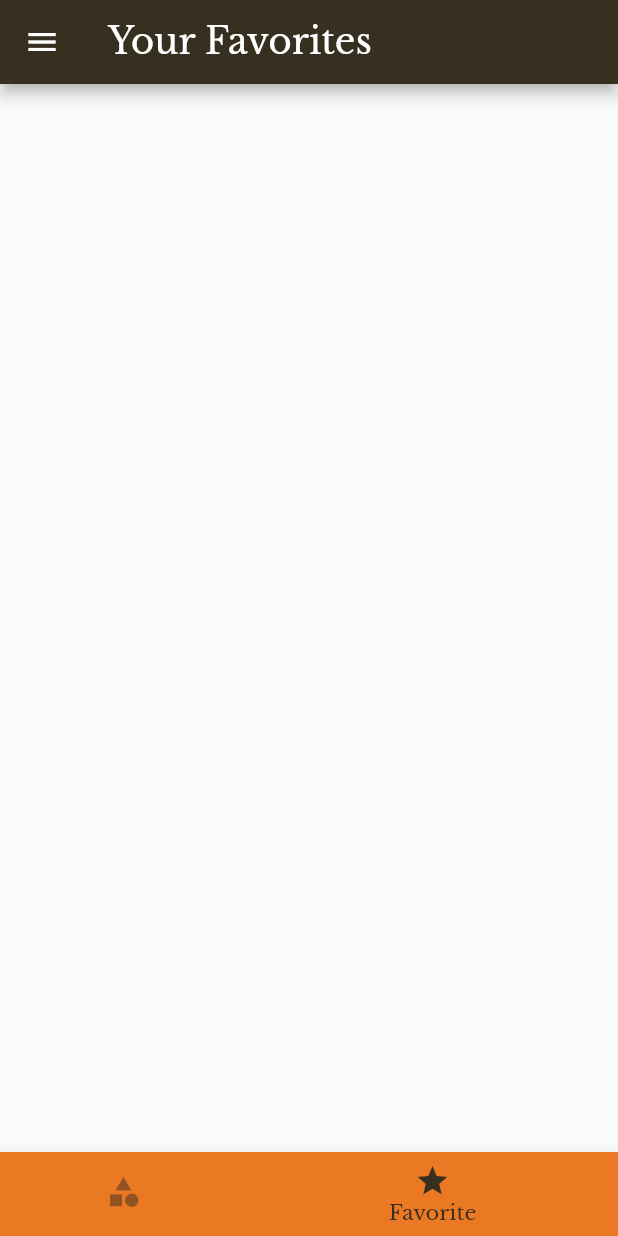
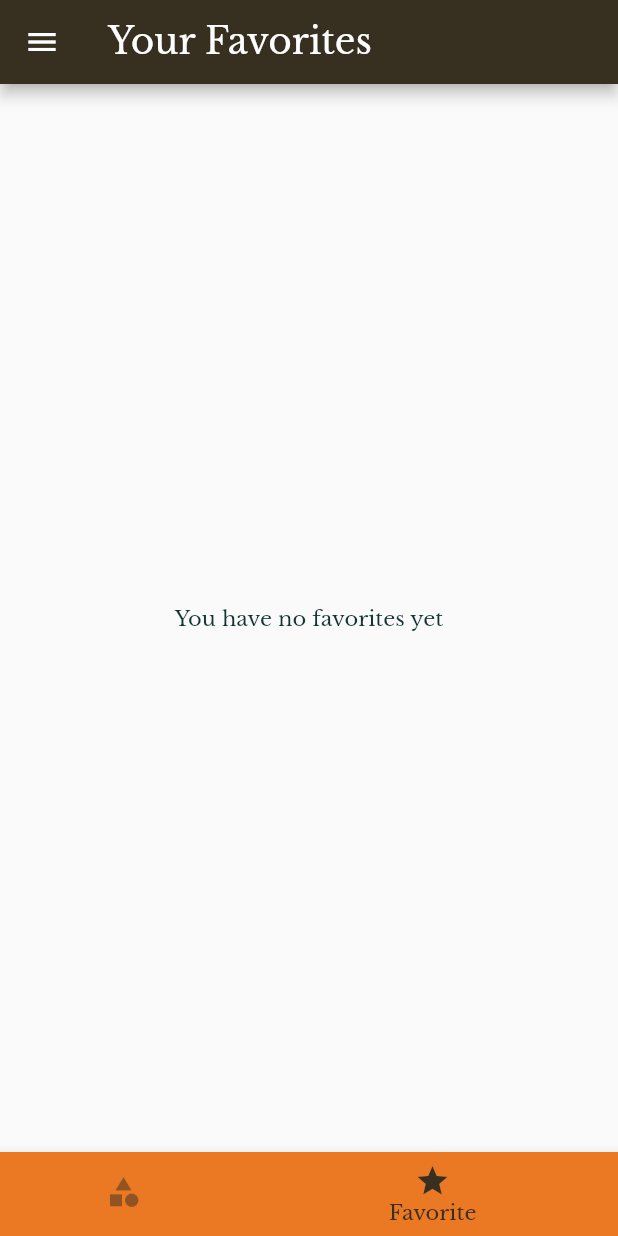
Before and after one commit to adebayoAdesina/Flutter_Meal_App, a Flutter app: the screen it shows after launch, item 2 of the bottom bar chosen, on a phone screen of 412 x 824 dp. Run offline on Flutter 3.47's test engine with Material 2 defaults, Android fonts, the phone set to English and light mode, and no system bars.

Commit message:
favorite screen completed.

```diff
--- a/lib/main.dart
+++ b/lib/main.dart
@@ -1,7 +1,6 @@
 import 'package:flutter/material.dart';
 import 'package:meal_app/data/meal_data.dart';
 import 'package:meal_app/screens/category_screen.dart';
-import 'package:meal_app/screens/home_screen.dart';
 import 'package:meal_app/screens/meal_detail_screen.dart';
 import 'package:meal_app/screens/settings_screen.dart';
 import 'package:meal_app/screens/tab_screen.dart';
@@ -56,15 +55,15 @@ class _MyAppState extends State<MyApp> {
   List<Meal> favorites = [];
 
   void addFavorities(Meal meal) {
+    final check = favorites.indexWhere((element) => element == meal);
+
     favorites.isNotEmpty
-        ? favorites.forEach((element) {
-            element != meal
+        ? check == -1
             ? setState(() {
                 favorites.add(meal);
               })
             : setState(() {
                 favorites.removeWhere((elements) => elements.id == meal.id);
-                  });
               })
         : setState(() {
             favorites.add(meal);
--- a/lib/screens/favorite_screen.dart
+++ b/lib/screens/favorite_screen.dart
@@ -1,4 +1,5 @@
 import 'package:flutter/material.dart';
+import 'package:meal_app/screens/category_screen.dart';
 
 import '../model/meal.dart';
 
@@ -9,8 +10,17 @@ class FavoriteScreen extends StatelessWidget {
 
   @override
   Widget build(BuildContext context) {
-    return Scaffold(
-      // body: ,
+    if (favorite.isNotEmpty) {
+      return Scaffold(
+        body: ListOfMeal(categoryMeal: favorite),
+      );
+    } else {
+      return const Scaffold(
+      body: Center(
+        child: Text('You have no favorites yet'),
+      ),
     );
+    }
+
   }
 }
--- a/lib/screens/meal_detail_screen.dart
+++ b/lib/screens/meal_detail_screen.dart
@@ -72,11 +72,9 @@ class MealDetailScreen extends StatelessWidget {
       floatingActionButton: FloatingActionButton(
         onPressed: () {
           addFavorities(routeArgs);
-          Navigator.pop(context, routeArgs.id);
+          // Navigator.pop(context, routeArgs.id);
         },
-        child: Icon(
-          isFavoriteMeal(routeArgs) ? Icons.star : Icons.star_border
-        ),
+        child: Icon(isFavoriteMeal(routeArgs) ? Icons.star : Icons.star_border),
       ),
     );
   }
--- a/lib/screens/settings_screen.dart
+++ b/lib/screens/settings_screen.dart
@@ -1,4 +1,4 @@
-import 'dart:ffi';
+
 
 import 'package:flutter/material.dart';
 import 'package:meal_app/utils/color.dart';
--- a/lib/widgets/meal_card.dart
+++ b/lib/widgets/meal_card.dart
@@ -1,5 +1,4 @@
 import 'package:flutter/material.dart';
-import 'package:meal_app/data/meal_data.dart';
 import 'package:meal_app/screens/meal_detail_screen.dart';
 
 import '../model/meal.dart';
```
Also changed, not shown: lib/screens/category_screen.dart (+20 -7 lines), lib/widgets/category_card.dart (+14 -4 lines). Lines whose indentation alone changed are shown as unchanged.
